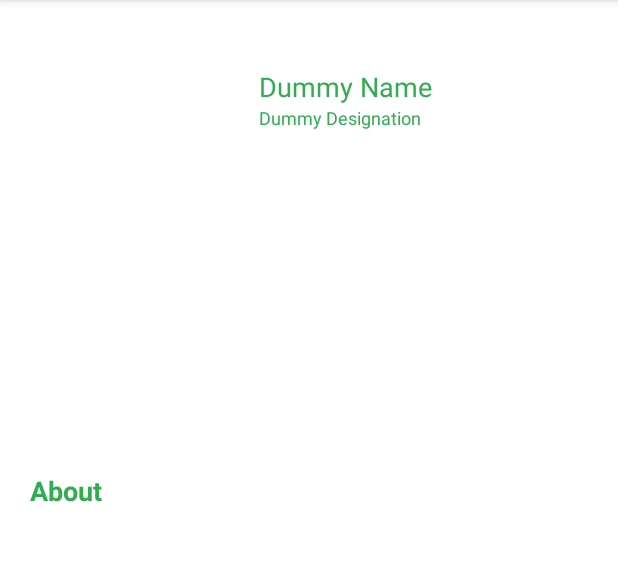
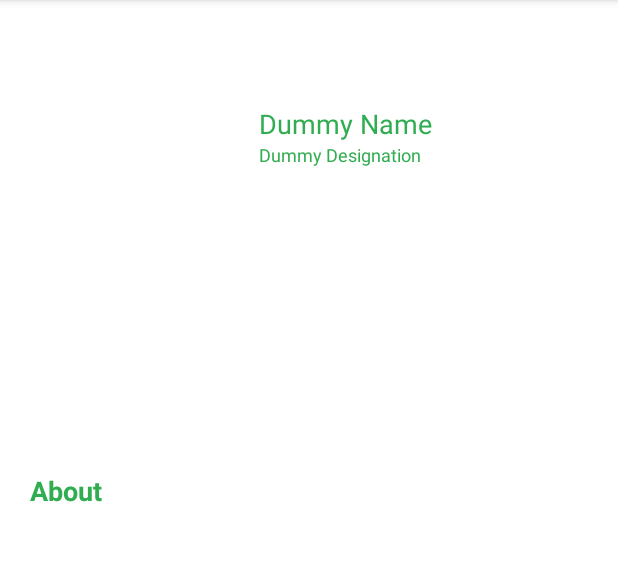
Before and after one commit to shihab94/android_mimbarsoft, an Android app: the ProfileActivity screen opened directly, with no data from a screen before it, on a phone screen of 412 x 824 dp, the part 84-645 px from its top. Run offline under Robolectric (Android 15) with nearby library versions, the light colour scheme and no system bars; 9 statements that could not run were skipped.

Commit message:
Rate us linked added and employe name title displaying problem solved

```diff
--- a/app/src/main/java/com/mimbarsoft/mimbarsoft/MainActivity.java
+++ b/app/src/main/java/com/mimbarsoft/mimbarsoft/MainActivity.java
@@ -128,6 +128,7 @@ public class MainActivity extends AppCompatActivity
         //noinspection SimplifiableIfStatement
         if (id == R.id.action_rating) {
             Intent intent = new Intent(Intent.ACTION_VIEW,Uri.parse("https://play.google.com/store?hl=en"));
+            startActivity(intent);
             return true;
         }
 
--- a/app/src/main/java/com/mimbarsoft/mimbarsoft/ProfileActivity.java
+++ b/app/src/main/java/com/mimbarsoft/mimbarsoft/ProfileActivity.java
@@ -12,10 +12,12 @@ public class ProfileActivity extends AppCompatActivity {
     protected void onCreate(Bundle savedInstanceState) {
         super.onCreate(savedInstanceState);
         setContentView(R.layout.activity_profile);
+
         Bundle bundle = getIntent().getExtras();
         String id = bundle.getString("name");
         int width = bundle.getInt("width");
         int height = bundle.getInt("height");
+
         ImageView empImage = (ImageView) findViewById(R.id.emp_image);
         DisplayMetrics displayMetrics = new DisplayMetrics();
         getWindowManager().getDefaultDisplay().getMetrics(displayMetrics);
@@ -23,9 +25,11 @@ public class ProfileActivity extends AppCompatActivity {
         int sereenHeight = (displayMetrics.heightPixels/3);
         empImage.getLayoutParams().width = screenWidth;
         empImage.getLayoutParams().height = sereenHeight;
+
         TextView empName = (TextView) findViewById(R.id.emp_name);
         TextView empDesignation = (TextView) findViewById(R.id.emp_designation);
         TextView empDescription = (TextView) findViewById(R.id.emp_description);
+
         if(id.equals("imageView_nayeem")){
             empImage.setImageResource(R.drawable.nayeem);
             empName.setText(R.string.emp1_name);
--- a/app/src/main/res/layout/activity_profile.xml
+++ b/app/src/main/res/layout/activity_profile.xml
@@ -21,7 +21,7 @@
         android:layout_height="wrap_content"
         android:layout_alignTop="@id/emp_image"
         android:layout_toRightOf="@+id/emp_image"
-        android:layout_marginTop="25dp"
+        android:layout_marginTop="50dp"
         android:layout_marginLeft="15dp" />
     <TextView
         android:id="@+id/emp_designation"
```
